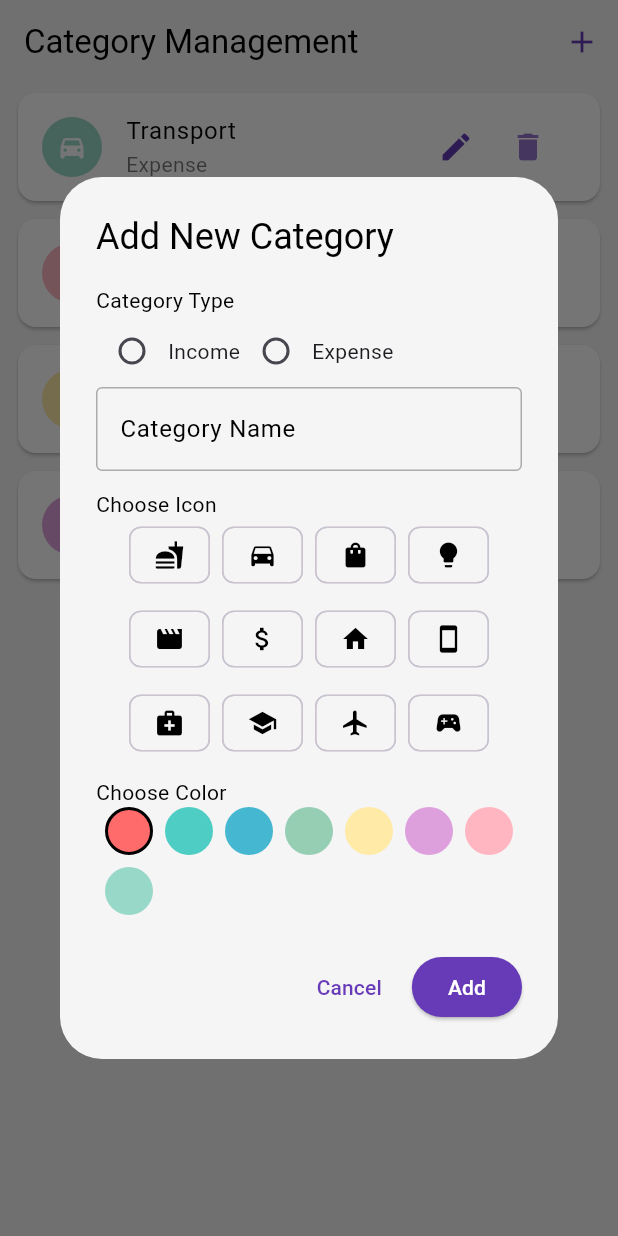
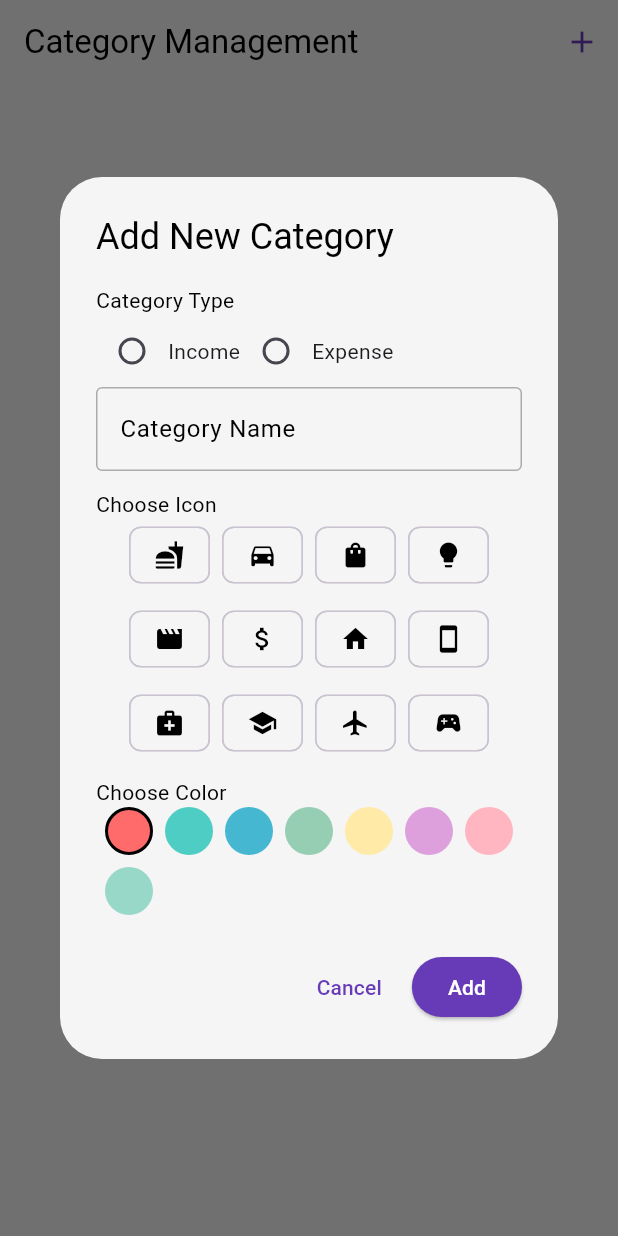
Before and after one commit to HAnh3112/mobile_final_project, a Flutter app: the CategoryManagementScreen screen opened directly, after a tap on the "add" icon, on a phone screen of 412 x 824 dp. Run offline on Flutter 3.47's test engine with Material 3 defaults, Android fonts, the phone set to English and light mode, and no system bars; our stand-ins replace fl_chart, month_picker_dialog; network calls fail.

Commit message:
Fetch api for category screen

```diff
--- a/lib/model/Category.dart
+++ b/lib/model/Category.dart
@@ -1,15 +1,38 @@
+import 'package:flutter/widgets.dart';
+
 class Category {
-  final int categoryId;
-  final String categoryName;
-  final String colorCode;
-  final int iconCode;
-  final String? type;
+  final String id;
+  final String name;
+  final IconData icon;
+  final Color color;
+  final String type; // Income hoặc Expense
 
   Category({
-    required this.categoryId,
-    required this.categoryName,
-    required this.colorCode,
-    required this.iconCode,
-    this.type
+    required this.id,
+    required this.name,
+    required this.icon,
+    required this.color,
+    required this.type,
   });
+
+  Category copyWith({String? name, IconData? icon, Color? color}) {
+    return Category(
+      id: id,
+      name: name ?? this.name,
+      icon: icon ?? this.icon,
+      color: color ?? this.color,
+      type: type, // không cho sửa type
+    );
+  }
+
+
+  factory Category.fromJson(Map<String, dynamic> json) {
+    return Category(
+      id: json['categoryID'].toString(),
+      name: json['categoryName'],
+      icon: IconData(json['iconCode'], fontFamily: 'MaterialIcons'),
+      color: Color(int.parse(json['colorCode'].replaceFirst('#', '0xff'))),
+      type: json['type'],
+    );
+  }
 }
--- a/lib/screens_Giap/category_management_screen.dart
+++ b/lib/screens_Giap/category_management_screen.dart
@@ -1,34 +1,10 @@
+import 'package:final_project/DataConverter.dart';
+import 'package:final_project/screens_Giap/service/category_service.dart';
 import 'package:flutter/material.dart';
 import 'package:uuid/uuid.dart';
 import '../ThemeChanging_HaiAnh/current_theme.dart';
-import '../testData/TestDataCategory.dart'; // ✅ ĐÃ THÊM: Import mock data
 import '../model/Category.dart'; // nếu dùng model từ đây
 
-class Category {
-  final String id;
-  final String name;
-  final IconData icon;
-  final Color color;
-  final String type; // Income hoặc Expense
-
-  Category({
-    required this.id,
-    required this.name,
-    required this.icon,
-    required this.color,
-    required this.type,
-  });
-
-  Category copyWith({String? name, IconData? icon, Color? color}) {
-    return Category(
-      id: id,
-      name: name ?? this.name,
-      icon: icon ?? this.icon,
-      color: color ?? this.color,
-      type: type, // không cho sửa type
-    );
-  }
-}
 
 class CategoryManagementScreen extends StatefulWidget {
   const CategoryManagementScreen({super.key});
@@ -39,12 +15,16 @@ class CategoryManagementScreen extends StatefulWidget {
 }
 
 class _CategoryManagementScreenState extends State<CategoryManagementScreen> {
-  final List<Category> _categories = [];
+  final int userID = 1;
+  List<Category> _categories = [];
+  final category_service categoryService = category_service();
   final TextEditingController _nameController = TextEditingController();
+  final Dataconverter converter = Dataconverter();
 
   IconData? _selectedIcon;
   Color _selectedColor = const Color(0xFFFF6B6B);
   String? _selectedType;
+  int? selectedCategory;
 
   final List<IconData> commonIcons = [
     Icons.fastfood,
@@ -72,28 +52,35 @@ class _CategoryManagementScreenState extends State<CategoryManagementScreen> {
     Color(0xFF98D8C8),
   ];
 
+  void _fetchCategories() async {
+    final result = await categoryService.getCategoriesList(userID);
+    setState(() {
+      _categories = result;
+    });
+  }
+
+  Future<String> _fetchAddCategory(String name, String type, int iconCode, String colorCode) async{
+    String result = await categoryService.addCategory(userID, name, type, iconCode, colorCode);
+    return result;
+  }
+
+  Future<String> _fetchUpdateCategory(int id, String name, int iconCode, String colorCode) async {
+    String result = await categoryService.editCategory(id, name, iconCode, colorCode);
+    return result;
+  }
+
+  Future<String> _fetchDeleteCategory(int id) async {
+    String result = await categoryService.deleteCategory(id);
+    return result;
+  }
+
   @override
   void initState() {
     super.initState();
-
+    _fetchCategories();
     //THÊM: Load dữ liệu mock từ mockCategory vào danh sách _categories
-    _categories.addAll(
-      mockCategory.map(
-        (cat) => Category(
-          id: cat.categoryId.toString(),
-          name: cat.categoryName,
-          icon: IconData(cat.iconCode, fontFamily: 'MaterialIcons'),
-          color: _parseColor(cat.colorCode),
-          type: cat.type ?? 'Expense',
-        ),
-      ),
-    );
   }
 
-  // THÊM: Hàm chuyển String "#RRGGBB" sang Color
-  Color _parseColor(String colorCode) {
-    return Color(int.parse(colorCode.replaceFirst('#', '0xff')));
-  }
 
   void _showCategoryDialog({Category? existing}) {
     final theme = currentTheme;
@@ -250,7 +237,7 @@ class _CategoryManagementScreenState extends State<CategoryManagementScreen> {
               style: ElevatedButton.styleFrom(
                 backgroundColor: theme.main_button_color,
               ),
-              onPressed: () {
+              onPressed: () async {
                 final name = _nameController.text.trim();
                 if (name.isEmpty ||
                     _selectedIcon == null ||
@@ -278,26 +265,35 @@ class _CategoryManagementScreenState extends State<CategoryManagementScreen> {
                 }
 
                 if (existing != null) {
-                  final updated = existing.copyWith(
-                    name: name,
-                    icon: _selectedIcon!,
-                    color: _selectedColor,
-                  );
+                  final result = await _fetchUpdateCategory(selectedCategory!, name,
+                                _selectedIcon!.codePoint, converter.colorToHex(_selectedColor));
                   setState(() {
-                    final index = _categories.indexWhere(
-                      (c) => c.id == existing.id,
+                    ScaffoldMessenger.of(context).showSnackBar(
+                      SnackBar(
+                        content: Text(
+                          result.toString(),
+                          style: TextStyle(color: theme.main_text_color),
+                        ),
+                        backgroundColor: theme.background_color,
+                      ),
                     );
-                    _categories[index] = updated;
+                    _fetchCategories();
                   });
                 } else {
-                  final newCategory = Category(
-                    id: const Uuid().v4(),
-                    name: name,
-                    icon: _selectedIcon!,
-                    color: _selectedColor,
-                    type: _selectedType!,
-                  );
-                  setState(() => _categories.add(newCategory));
+                  final result = await _fetchAddCategory(name, _selectedType!,
+                                _selectedIcon!.codePoint, converter.colorToHex(_selectedColor));
+                  setState(() {
+                    ScaffoldMessenger.of(context).showSnackBar(
+                      SnackBar(
+                        content: Text(
+                          result.toString(),
+                          style: TextStyle(color: theme.main_text_color),
+                        ),
+                        backgroundColor: theme.background_color,
+                      ),
+                    );
+                    _fetchCategories();
+                  });
                 }
 
                 Navigator.pop(context);
@@ -313,9 +309,6 @@ class _CategoryManagementScreenState extends State<CategoryManagementScreen> {
     );
   }
 
-  void _deleteCategory(String id) {
-    setState(() => _categories.removeWhere((cat) => cat.id == id));
-  }
 
   @override
   Widget build(BuildContext context) {
@@ -375,7 +368,7 @@ class _CategoryManagementScreenState extends State<CategoryManagementScreen> {
                   child: ListTile(
                     leading: CircleAvatar(
                       backgroundColor: category.color,
-                      child: Icon(category.icon, color: Colors.white, size: 20),
+                      child: Icon(category.icon, color: currentTheme.sub_button_color, size: 20),
                     ),
                     title: Text(
                       category.name,
@@ -393,15 +386,22 @@ class _CategoryManagementScreenState extends State<CategoryManagementScreen> {
                             Icons.edit,
                             color: theme.main_button_color,
                           ),
-                          onPressed: () =>
-                              _showCategoryDialog(existing: category),
+                          onPressed: () {
+                              selectedCategory = int.parse(_categories[index].id);
+                              _showCategoryDialog(existing: category);
+                          }
                         ),
                         IconButton(
                           icon: Icon(
                             Icons.delete,
                             color: theme.main_button_color.withOpacity(0.7),
                           ),
-                          onPressed: () => _deleteCategory(category.id),
+                          onPressed: () async {
+                            final result = await _fetchDeleteCategory(int.parse(_categories[index].id));
+                            setState(() {
+                              _categories.removeAt(index);
+                            });
+                          },
                         ),
                       ],
                     ),
--- /dev/null
+++ b/lib/screens_Giap/service/category_service.dart
@@ -0,0 +1,85 @@
+import 'dart:convert';
+
+import 'package:final_project/global_variable/ip_address.dart';
+import 'package:final_project/model/Category.dart';
+import 'package:http/http.dart' as http;
+
+class category_service{
+  Future<List<Category>> getCategoriesList(int id) async {
+    final url = Uri.http(currentHost, "/api/categories/getMobileCategories",
+      {
+        'userID': id.toString(),
+      },
+    );
+
+    print("Data is being fetch...");
+
+    final response = await http.get(url);
+
+    if (response.statusCode == 200) {
+      final List<dynamic> data = jsonDecode(response.body);
+      print("Success!");
+      return data.map((json) => Category.fromJson(json)).toList();
+    } else {
+      print("Failed");
+      throw Exception('Failed to fetch budgets');
+    }
+  }
+
+  Future<String> addCategory(int userID, String name, String type, int iconCode, String colorCode) async {
+    final url = Uri.http(currentHost, "/api/categories/insert",
+      {
+        'userID': userID.toString(),
+        'name': name,
+        'type': type,
+        'iconCode': iconCode.toString(),
+        'colorCode': colorCode.toString()
+      }
+    );
+
+    final response = await http.post(url);
+
+    if (response.statusCode == 200) {
+      print("New category added successfully!");
+      return ("New category added successfully!");
+    } else {
+      print("Failed adding new category");
+      throw Exception('Failed to add new category');
+    }
+  }
+
+  Future<String> editCategory(int id, String name, int iconCode, String colorCode) async {
+    final url = Uri.http(currentHost, "/api/categories/update",
+      {
+        'id': id.toString(),
+        'name': name,
+        'iconCode': iconCode.toString(),
+        'colorCode': colorCode.toString()
+      }
+    );
+
+    final response = await http.put(url);
+
+    if (response.statusCode == 200) {
+      print("Category updated successfully!");
+      return ("Category updated successfully!");
+    } else {
+      print("Failed updating Category");
+      throw Exception('Failed to update Category');
+    }
+  }
+
+  Future<String> deleteCategory(int id) async{
+    final url = Uri.http(currentHost, "/api/categories/delete", {'id': id.toString()});
+
+    final response = await http.delete(url);
+
+    if (response.statusCode == 200) {
+      print("Category deleted successfully!");
+      return ("Category deleted successfully!");
+    } else {
+      print("Failed deleting Category");
+      throw Exception('Failed to delete Category');
+    }
+  }
+}
--- a/lib/testData/TestDataCategory.dart
+++ /dev/null
@@ -1,32 +0,0 @@
-import '../model/Category.dart';
-
-List<Category> mockCategory = [
-  Category(
-    categoryId: 1,
-    categoryName: "Transport",
-    colorCode: "#98D8C8",
-    iconCode: 57815,
-    type: "Expense",
-  ),
-  Category(
-    categoryId: 2,
-    categoryName: "Games",
-    colorCode: "#FFB6C1",
-    iconCode: 58856,
-    type: "Expense",
-  ),
-  Category(
-    categoryId: 3,
-    categoryName: "Salary",
-    colorCode: "#FFEAA7",
-    iconCode: 57522,
-    type: "Income",
-  ),
-  Category(
-    categoryId: 4,
-    categoryName: "Stock",
-    colorCode: "#DDA0DD",
-    iconCode: 57522,
-    type: "Income",
-  ),
-];
```
